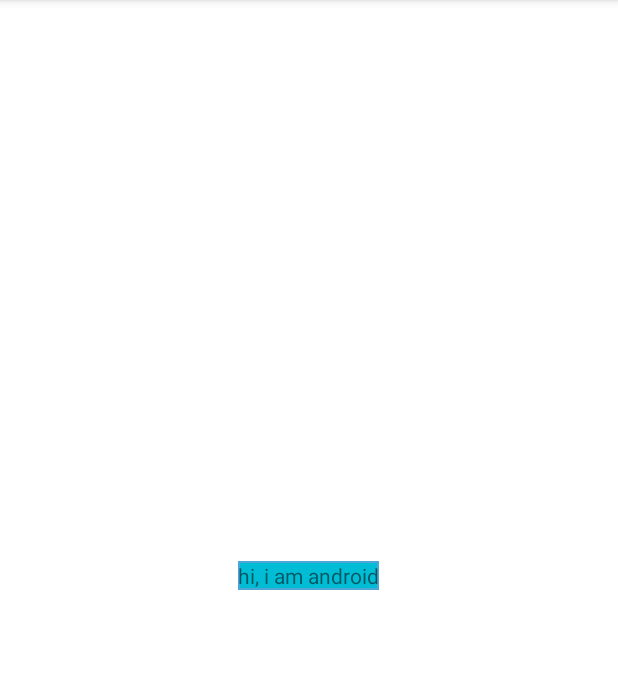
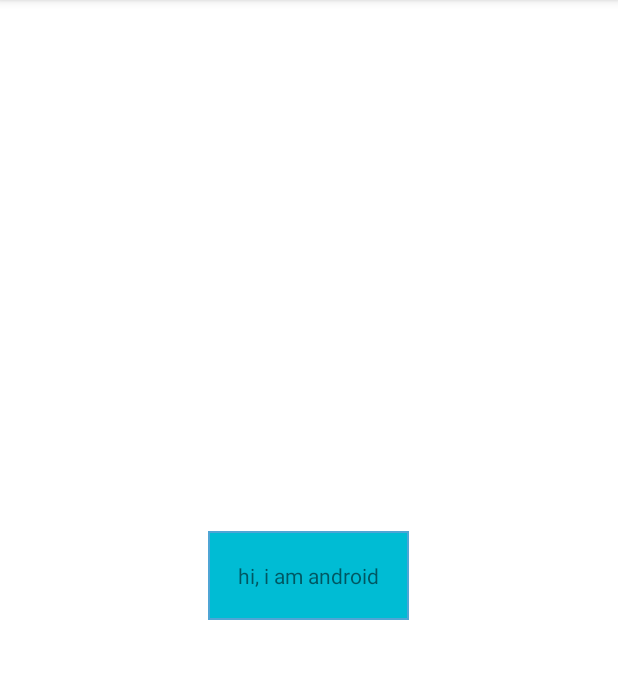
Before and after one commit to RSoft456/AndroidFirstProject, an Android app: the screen it shows after launch (MainActivity), on a phone screen of 412 x 824 dp, the part 84-763 px from its top. Run offline under Robolectric (Android 15) with nearby library versions, the phone set to English and light mode, and no system bars.

Commit message:
padding added to text view

```diff
--- a/app/src/main/res/layout/activity_main.xml
+++ b/app/src/main/res/layout/activity_main.xml
@@ -12,6 +12,7 @@
         android:layout_height="wrap_content"
         android:layout_centerInParent="true"
         android:background="@drawable/backgroud"
+        android:padding="20dp"
         android:text="Hello World!" />
 
 </RelativeLayout>
```
